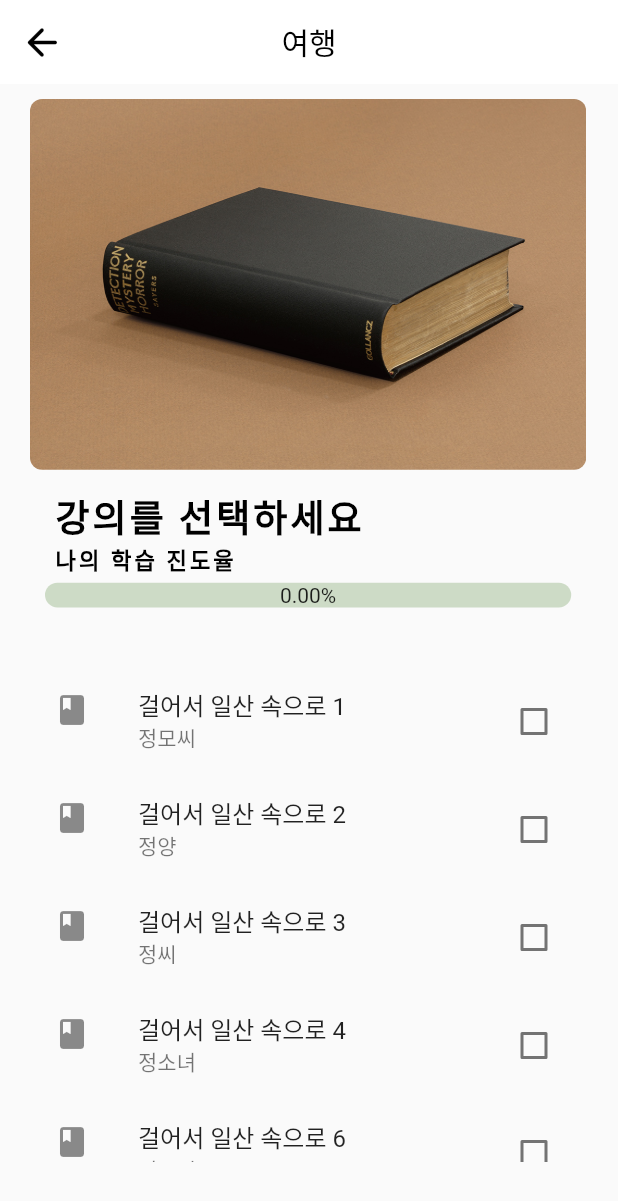
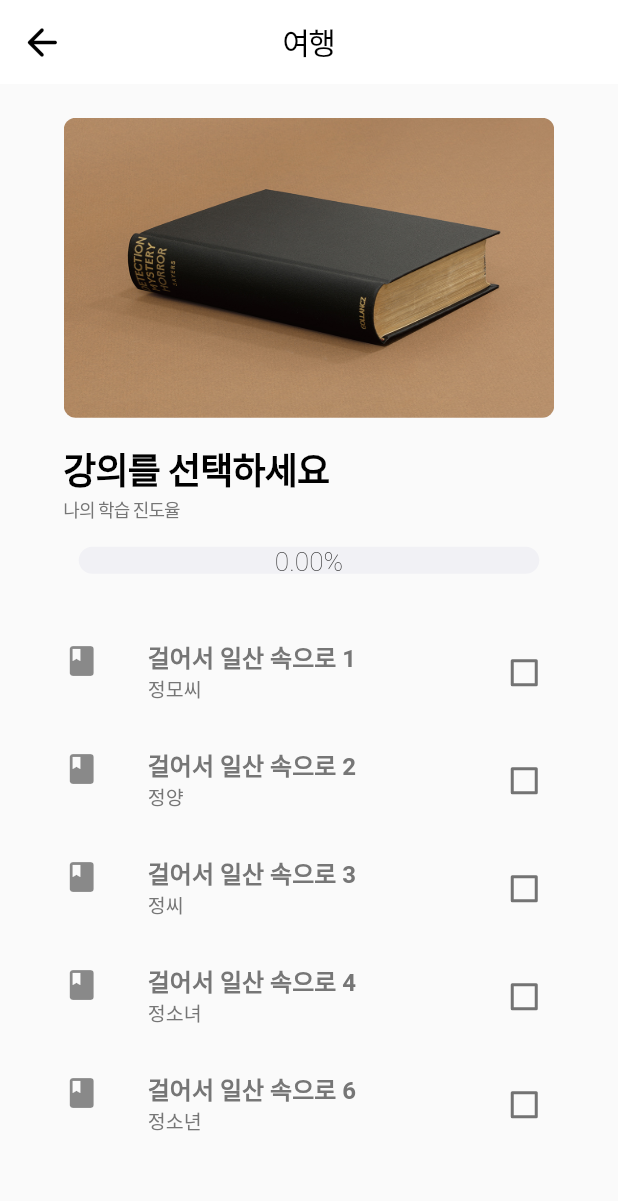
Before and after one commit to GSC2023-Reducer/phopes, a Flutter app: the screen it shows after launch, on a phone screen of 412 x 824 dp. Shown: the top 1201 px of the screen. Run offline on Flutter 3.47's test engine with Material 2 defaults, Android fonts, the light colour scheme and no system bars; drawn by our look-alikes of percent_indicator; missing offline and left inert: syncfusion_flutter_pdfviewer; Roboto replaces fonts that are missing (Noto Sans CJK KR, Medium).

Commit message:
first Commit

```diff
--- a/lib/main.dart
+++ b/lib/main.dart
@@ -1,26 +1,29 @@
 import 'package:classdetailpage/services/api_service.dart';
 import 'package:flutter/material.dart';
 import 'package:percent_indicator/percent_indicator.dart';
+import 'package:flutter/services.dart';
 import './widgets/detail_screen.dart';
 import './models/book_model.dart';
 
+/*WidgetsFlutterBinding.ensureInitialized();
+  await SystemChrome.setPreferredOrientations([
+    DeviceOrientation.portraitUp,
+    DeviceOrientation.portraitDown,
+  ]); */
+
 void main() {
   runApp(const MyApp());
-} // runApp => MyApp => MaterialApp...
+}
 
 class MyApp extends StatelessWidget {
   const MyApp({super.key});
 
-  @override // 모든 커스텀 함수는 또 다른 위젯을 리턴하는 빌드 함수를 가지고 있다.
+  @override
   Widget build(BuildContext context) {
     return MaterialApp(
-      // myApp의 하위 개념으로 본격적으로 flutter의 디자인과 기능을 사용한다.
       title: 'Phopes',
-      theme: ThemeData(primarySwatch: Colors.blue
-          // 특정 색을 골라 앱의 기본 음영도로 사용한다.
-          ),
+      theme: ThemeData(primarySwatch: Colors.blue),
       home: const DetailPage(title: 'Phopes_DetailPage'),
-      // 앱 실행시 보여지는 화면으로 homepage이다.
     );
   }
 }
@@ -33,20 +36,19 @@ class DetailPage extends StatefulWidget {
   State<DetailPage> createState() => _DetailPage();
 }
 
-// 빈 화면 방지 기본 값 넣기 각각 대표 이미지 및 제목에 사용될 변수들
 var indexTitle = '강의를 선택하세요';
-var indexImage = 'assets/images/books.jpg';
-var indexIsRead = 'false';
-var indexAuthor = 'Ms Jeong';
+var indexThumb = 'assets/images/books.jpg';
+var indexIsRead = '';
+var indexAuthor = '';
+var indexGenre = '';
+var indexAsset = '';
 
 class _DetailPage extends State<DetailPage> {
   List<OneBook> books = [];
-  // bool isLoading = true;
 
   void waitForBooks() async {
-    // api_service 파일로 붙어 가져온 인스턴드 목록을 books에 저장
     books = await dataSerive.getData();
-    // isLoading = false;
+
     setState(() {});
   }
 
@@ -58,11 +60,9 @@ class _DetailPage extends State<DetailPage> {
 
   @override
   Widget build(BuildContext context) {
-    // 앱 화면에 기능을 배치하는 것을 제공하는 위젯 (앱 도화지 같은 역할)
     return Scaffold(
       appBar: AppBar(
         backgroundColor: Colors.white,
-        // leading action 등 버튼 아이콘의 위치에 원하는 아이콘을 지정한다.
         leading: const IconButton(
           icon: Icon(
             Icons.arrow_back_rounded,
@@ -71,36 +71,34 @@ class _DetailPage extends State<DetailPage> {
           ),
           onPressed: null,
         ),
-        title: Text('${books[0].genre}', style: TextStyle(color: Colors.black)),
+        title: Text(
+          '${books[0].genre}',
+          style: const TextStyle(
+            color: Colors.black,
+            fontSize: 40 / 2,
+            letterSpacing: -1.0,
+            fontWeight: FontWeight.w200,
+            fontFamily: 'Noto Sans CJK KR, Medium',
+          ),
+        ),
         centerTitle: true,
         elevation: 0.0,
       ),
-
-      // 앱 화면 : center(중앙에 배치하겠다)
       body: Padding(
-          padding: const EdgeInsets.fromLTRB(20, 10, 20, 10),
-
-          /* column으로 선언하면 앱 화면 세로 축 기준으로 무한히 확장하게 된다.
-          이런 경우 center를 선언하면 세로 축이 무한하므로 가로를 기준으로만 center 속성이 적용하게 된다.
-          따라서 이때 mainAixAlignment로 세로에 대한 속성을 따로 선언해주어야 한다.*/
+        padding: const EdgeInsets.fromLTRB(48 / 2, 25 / 2, 48 / 2, 10),
+        child: Center(
           child: Column(
-              // child들을 새로축을 기준으로 위치를 배정해준다.
             mainAxisAlignment: MainAxisAlignment.start,
-              crossAxisAlignment: CrossAxisAlignment.start,
-
-              // child 아래 새로 정렬된 위젯들을 []에 나열한다는 의미
+            crossAxisAlignment: CrossAxisAlignment.center,
             children: <Widget>[
               Container(
-                    width: MediaQuery.of(context).size.width,
-                    height: MediaQuery.of(context).size.height * 0.45,
-                    child: SingleChildScrollView(
-                        scrollDirection: Axis.vertical,
+                  width: 654 / 2,
+                  height: 648 / 2,
+                  child: Center(
                     child: Column(
-                            mainAxisAlignment: MainAxisAlignment.start,
-                            crossAxisAlignment: CrossAxisAlignment.start,
+                        mainAxisAlignment: MainAxisAlignment.center,
                         children: <Widget>[
                           ClipRRect(
-                                  //둥근 모서리
                             borderRadius: BorderRadius.circular(8.0),
                             child: GestureDetector(
                               onTap: () {
@@ -109,108 +107,144 @@ class _DetailPage extends State<DetailPage> {
                                   MaterialPageRoute(
                                     builder: (context) => DetailScreen(
                                         title: indexTitle,
-                                              asset: indexImage,
+                                        asset: indexAsset,
                                         author: indexAuthor,
-                                              isRead: indexIsRead),
+                                        isRead: indexIsRead,
+                                        thumb: indexThumb,
+                                        genre: indexGenre),
                                     fullscreenDialog: true,
                                   ),
                                 );
                               },
                               child: Image(
-                                        image:
-                                            // 해당 파일의 title과 author 값을 가지고 api 값을 호출한다.
-                                            AssetImage(indexImage),
-                                        width:
-                                            MediaQuery.of(context).size.width *
-                                                0.9,
-                                        height:
-                                            MediaQuery.of(context).size.height *
-                                                0.3,
+                                  image: AssetImage(indexThumb),
+                                  width: 654 / 2,
+                                  height: 400 / 2,
                                   fit: BoxFit.fill),
-                                  )),
-                              SizedBox(
-                                  height: MediaQuery.of(context).size.height *
-                                      0.01),
-                              Container(
-                                  child: Column(children: <Widget>[
+                            ),
+                          ),
+                          SizedBox(height: 24 / 2),
                           ListTile(
-                                  title: Text('${indexTitle}',
+                            contentPadding: EdgeInsets.zero,
+                            title: Text(
+                              '${indexTitle}',
+                              style: const TextStyle(
+                                  color: Colors.black,
+                                  letterSpacing: -0.6,
+                                  fontSize: 48 / 2,
+                                  fontFamily: 'Noto Sans CJK KR, Medium',
+                                  fontWeight: FontWeight.w600),
+                            ),
+                            subtitle: const Text(
+                              '나의 학습 진도율',
                               style: TextStyle(
-                                          color: Colors.black,
-                                          letterSpacing: 2,
-                                          fontSize: MediaQuery.of(context)
-                                                  .size
-                                                  .height *
-                                              0.03,
-                                          fontWeight: FontWeight.bold)),
-                                  subtitle: Text('나의 학습 진도율',
-                                      style: TextStyle(
-                                          color: Colors.black,
-                                          letterSpacing: 2,
-                                          fontSize: MediaQuery.of(context)
-                                                  .size
-                                                  .height *
-                                              0.018,
-                                          fontWeight: FontWeight.bold)),
+                                  color: Color(0xff767676),
+                                  fontSize: 24 / 2,
+                                  letterSpacing: -0.6,
+                                  fontFamily: 'Noto Sans CJK KR, Medium',
+                                  fontWeight: FontWeight.w200),
                             ),
+                          ),
+                          SizedBox(height: 24 / 2),
                           LinearPercentIndicator(
-                                    width:
-                                        MediaQuery.of(context).size.width * 0.9,
+                            width: 654 / 2,
                             animation: true,
                             animationDuration: 1000,
-                                    lineHeight:
-                                        MediaQuery.of(context).size.height *
-                                            0.02,
-                                    percent: books
-                                            .where((x) => x.isRead == 'true')
-                                            .length /
-                                        books.length, // 값 조정
+                            lineHeight: 36 / 2,
+                            percent:
+                                books.where((x) => x.isRead == 'true').length /
+                                    books.length,
                             center: Text(
-                                        "${((books.where((x) => (x.isRead == 'true')).length / books.length) * 100).toStringAsFixed(2)}%"), // 변수로 받고 문자열로 대입
+                              "${((books.where((x) => (x.isRead == 'true')).length / books.length) * 100).toStringAsFixed(2)}%",
+                              style: const TextStyle(
+                                  fontSize: 35 / 2,
+                                  color: Colors.black,
+                                  letterSpacing: 0,
+                                  fontFamily: 'Noto Sans CJK KR, Medium',
+                                  fontWeight: FontWeight.w100),
+                            ), // 변수로 받고 문자열로 대입
                             linearStrokeCap: LinearStrokeCap.roundAll,
-                                    progressColor: Colors.lightGreen[600],
-                                    backgroundColor:
-                                        Color.fromARGB(255, 205, 219, 198))
-                              ]))
-                            ]))),
-                SizedBox(height: MediaQuery.of(context).size.height * 0.01),
+                            progressColor: Color(0xff2079FF),
+                            backgroundColor: Color(0xffF1F1F5),
+                          )
+                        ]),
+                  )),
+              SizedBox(height: 40 / 2),
               Container(
-                    width: MediaQuery.of(context).size.width,
-                    height: MediaQuery.of(context).size.height * 0.4,
+                width: 654 / 2,
+                height: 720 / 2,
                 child: ListView(
                   scrollDirection: Axis.vertical,
-                        //where((x) => x.genre == '역사').
-                        children: books.map((x) {
+                  children: books.map(
+                    (x) {
                       return GestureDetector(
                         onLongPress: () {
-                              setState(() {
+                          setState(
+                            () {
                               indexAuthor = x.author;
                               indexTitle = x.title;
-                                indexImage =
+                              indexThumb =
                                   ('${(books.where((x) => (x.title == indexTitle))).map((x) {
-                                  return x.asset;
+                                return x.thumb;
                               })}')
                                       .replaceAll('(', '')
                                       .replaceAll(')', '');
                               indexIsRead = x.isRead;
-                              });
+                              indexGenre = x.genre;
+                              indexAsset = x.asset;
+                            },
+                          );
                         },
                         child: CheckboxListTile(
-                                title: Text(x.title),
-                                subtitle: Text(x.author),
-                                activeColor: Color.fromARGB(255, 182, 206, 153),
+                          contentPadding: EdgeInsets.zero,
+                          title: Text(
+                            x.title,
+                            style: const TextStyle(
+                              color: Color(0xff767676),
+                              fontSize: 16,
+                              letterSpacing: 0,
+                              fontWeight: FontWeight.w600,
+                              fontFamily: 'Noto Sans CJK KR, Medium',
+                            ),
+                          ),
+                          subtitle: Text(
+                            x.author,
+                            style: const TextStyle(
+                              color: Color(0xff767676),
+                              fontSize: 13,
+                              letterSpacing: 0,
+                              fontWeight: FontWeight.w100,
+                              fontFamily: 'Noto Sans CJK KR, Medium',
+                            ),
+                          ),
+                          shape: RoundedRectangleBorder(
+                            borderRadius: BorderRadius.circular(8),
+                          ),
+                          activeColor: Color(0xff2079FF),
                           checkColor: Colors.white,
-                                secondary: const Icon(Icons.book),
+                          secondary: const Icon(
+                            Icons.book,
+                            size: 24,
+                          ),
                           value: (x.isRead == 'true'),
                           onChanged: (value) {
-                                  setState(() => {
+                            setState(
+                              () => {
                                 x.isRead = '${value}',
-                                      });
                               },
-                                selected: (x.isRead == 'true')),
                             );
-                        }).toList()))
-              ])),
+                          },
+                          selected: (x.isRead == 'true'),
+                        ),
+                      );
+                    },
+                  ).toList(),
+                ),
+              )
+            ],
+          ),
+        ),
+      ),
     );
   }
 }
--- a/lib/models/book_model.dart
+++ b/lib/models/book_model.dart
@@ -1,27 +1,11 @@
-// // 책 한권에 대한 정보를 받아 이를 class 형식으로 바꿔주는 역할을 정의한다.
-// class BookModel {
-//   // class에 선언할 변수들을 사전에 정의 / 책 읽음 여부는 수정할 것이므로 var로 선언한다.
-//   final String genre, title, author, asset;
-//   var isRead;
-
-//   // json으로 부터 받은 객체 정보를 각각 class에 변수 별로 대입하여 정의한다.
-//   BookModel.fromJson(Map<String, dynamic> json)
-//       : genre = json['genre']!,
-//         title = json['title']!,
-//         author = json['author']!,
-//         isRead = json['isRead']!,
-//         asset = json['asset']!;
-// }
-
 class OneBook {
-  final String genre, title, author, asset;
+  final String genre, title, author, asset, thumb;
   var isRead;
-  // 나중에 상태 변경할거임
-
   OneBook(x)
       : genre = x['genre']!,
         title = x['title']!,
         author = x['author']!,
         isRead = x['isRead']!,
-        asset = x['asset']!;
+        asset = x['asset']!,
+        thumb = x['thumb']!;
 }
--- a/lib/services/api_service.dart
+++ b/lib/services/api_service.dart
@@ -1,116 +1,88 @@
 import 'dart:convert';
-// import 'dart:html';
 import 'package:http/http.dart' as http;
 import '../models/book_model.dart';
 
-// class ApiService {
-//   final String baseUrl = '';
-//   final String a = '';
-//   // 서버가 정해지면 채울 예정
-
-//   // 서버에서 데이터를 가져올때까지 기다려서 빈 데이터 오류를 방지하는 비동기 함수를 사용한다.
-//   Future<List<BookModel>> getData() async {
-//     List<BookModel> bookInstances = [];
-
-//     // 서버 경로를 만들고,
-//     final url = Uri.parse('$baseUrl/$a');
-
-//     // http 라이브러리를 이용해서 서버에서  데이터를 가져온다.
-//     final response = await http.get(url);
-//     // 이때 타입은 future인데 이는 데이터를 가져온 후에 type을 결정하는 유형이다.
-
-//     // 200의 statusCode를 가지면(공식 문서에 나옴) 정상 상태이다.
-//     if (response.statusCode == 200) {
-//       // 정상 상태의 경우 String 타입의 데이터를 json 형식으로 디코딩하여 변수에 저장한다.
-//       final List<dynamic> Books = jsonDecode(response.body);
-
-//       // 데이터는 리스트 내부에 각각의 객체로 여러개의 책 정보가 담겨져 있어 for문을 통해 이를 하나씩 뽑는다.
-//       for (var Book in Books) {
-//         // json 객체를 받아 book_model.dart 파일의 BookModel을 가져와 인스턴스로 변환하여 저장한다.
-//         bookInstances.add(BookModel.fromJson(Book));
-//         // 빈리스트에 인스턴스로 변환한 책 정보를 넣을 것이다.
-//       }
-//       return bookInstances;
-//     }
-//     throw Error();
-//   }
-// }
-
 class dataSerive {
   static getData() {
-    // fake data
     final List<Map<String, dynamic>> booksData = [
       {
         'genre': '여행',
         'title': '걸어서 일산 속으로 1',
         'author': '정모씨',
         'isRead': 'false',
-        'asset': 'assets/images/books.jpg'
+        'thumb': 'assets/images/books.jpg',
+        'asset': 'assets/q656.pdf'
       },
       {
         'genre': '여행',
         'title': '걸어서 일산 속으로 2',
         'author': '정양',
         'isRead': 'false',
-        'asset': 'assets/images/b.jpg'
+        'thumb': 'assets/images/b.jpg',
+        'asset': 'assets/q656.pdf'
       },
       {
         'genre': '여행',
         'title': '걸어서 일산 속으로 3',
         'author': '정씨',
         'isRead': 'false',
-        'asset': 'assets/images/books.jpg'
+        'thumb': 'assets/images/books.jpg',
+        'asset': 'assets/q656.pdf'
       },
       {
         'genre': '여행',
         'title': '걸어서 일산 속으로 4',
         'author': '정소녀',
         'isRead': 'false',
-        'asset': 'assets/images/b.jpg'
+        'thumb': 'assets/images/b.jpg',
+        'asset': 'assets/q656.pdf'
       },
       {
         'genre': '여행',
         'title': '걸어서 일산 속으로 6',
         'author': '정소년',
         'isRead': 'false',
-        'asset': 'assets/images/b.jpg'
+        'thumb': 'assets/images/b.jpg',
+        'asset': 'assets/q656.pdf'
       },
       {
         'genre': '여행',
         'title': '걸어서 일산 속으로 7',
         'author': '정청년',
         'isRead': 'false',
-        'asset': 'assets/images/books.jpg'
+        'thumb': 'assets/images/books.jpg',
+        'asset': 'assets/q656.pdf'
       },
       {
         'genre': '여행',
         'title': '걸어서 일산 속으로 8',
         'author': '정군',
         'isRead': 'false',
-        'asset': 'assets/images/b.jpg'
+        'thumb': 'assets/images/b.jpg',
+        'asset': 'assets/q656.pdf'
       },
       {
         'genre': '여행',
         'title': '걸어서 일산 속으로 9',
         'author': '정할머니',
         'isRead': 'false',
-        'asset': 'assets/images/books.jpg'
+        'thumb': 'assets/images/books.jpg',
+        'asset': 'assets/q656.pdf'
       },
       {
         'genre': '여행',
         'title': '걸어서 일산 속으로 10',
         'author': '정할아버지',
         'isRead': 'false',
-        'asset': 'assets/images/books.jpg'
+        'thumb': 'assets/images/books.jpg',
+        'asset': 'assets/q656.pdf'
       }
     ];
 
     List<OneBook> books = [];
 
     for (var book in booksData) {
-      // json 객체를 받아 book_model.dart 파일의 BookModel을 가져와 인스턴스로 변환하여 저장한다.
       books.add(OneBook(book));
-      // 빈리스트에 인스턴스로 변환한 책 정보를 넣을 것이다.
     }
     return books;
   }
--- a/pubspec.yaml
+++ b/pubspec.yaml
@@ -41,6 +41,7 @@ dev_dependencies:
   flutter_test:
     sdk: flutter
   percent_indicator: ^2.1.3
+  syncfusion_flutter_pdfviewer: ^20.4.51
 
   # The "flutter_lints" package below contains a set of recommended lints to
   # encourage good coding practices. The lint set provided by the package is
@@ -64,6 +65,7 @@ flutter:
   assets:
   - assets/images/books.jpg
   - assets/images/b.jpg
+  - assets/q656.pdf
   #   - images/a_dot_burr.jpeg
   #   - images/a_dot_ham.jpeg
 
```
Also changed, not shown: analysis_options.yaml (deleted, +0 -29 lines), lib/widgets/detail_screen.dart (+79 -37 lines), lib/widgets/pdf_viewer.dart (added, +35 -0 lines), pubspec.lock, 39 other files. Lines whose indentation alone changed are shown as unchanged.
